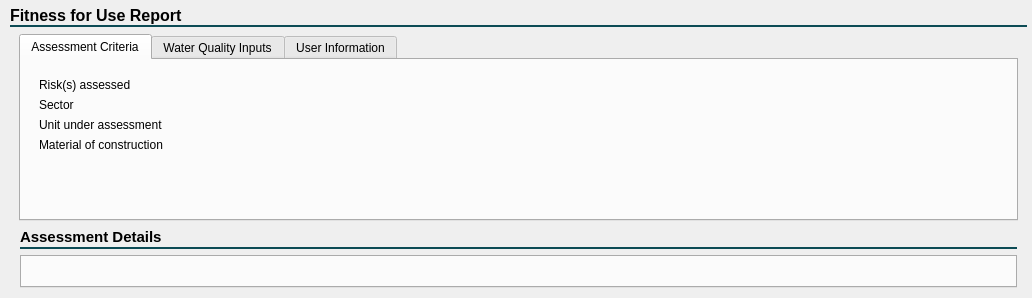
Before: the Qt Designer form src/main/resources/base/New_UI/Report.ui in ChiromboKenT/Industrial-Water-Quality-Guidelines-DSS, drawn with Qt 5.
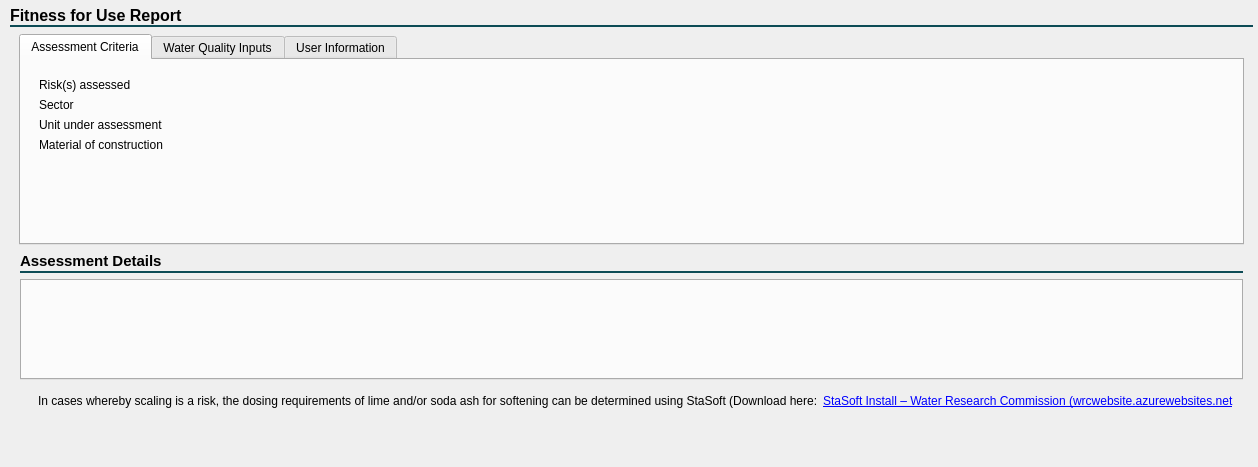
After: the same form once the commit is applied. Icons and pictures are not drawn.

The edit to the form file:
```diff
--- a/src/main/resources/base/New_UI/Report.ui
+++ b/src/main/resources/base/New_UI/Report.ui
@@ -6,8 +6,8 @@
    <rect>
     <x>0</x>
     <y>0</y>
-    <width>1032</width>
-    <height>298</height>
+    <width>1157</width>
+    <height>467</height>
    </rect>
   </property>
   <property name="windowTitle">
@@ -34,7 +34,7 @@
      <property name="frameShadow">
       <enum>QFrame::Raised</enum>
      </property>
-     <layout class="QVBoxLayout" name="verticalLayout_2" stretch="0,0,1">
+     <layout class="QVBoxLayout" name="verticalLayout_2" stretch="0,0,0">
       <property name="leftMargin">
        <number>5</number>
       </property>
@@ -841,7 +841,7 @@
         <property name="frameShadow">
          <enum>QFrame::Raised</enum>
         </property>
-        <layout class="QVBoxLayout" name="verticalLayout" stretch="0,1">
+        <layout class="QVBoxLayout" name="verticalLayout" stretch="0,1,0,0">
          <property name="spacing">
           <number>5</number>
          </property>
@@ -973,6 +973,67 @@
            </property>
           </widget>
          </item>
+         <item>
+          <widget class="QFrame" name="linkToToolFrame">
+           <layout class="QHBoxLayout" name="horizontalLayout" stretch="0,0,1">
+            <property name="spacing">
+             <number>2</number>
+            </property>
+            <item>
+             <widget class="QLabel" name="label">
+              <property name="maximumSize">
+               <size>
+                <width>32</width>
+                <height>32</height>
+               </size>
+              </property>
+              <property name="text">
+               <string/>
+              </property>
+              <property name="pixmap">
+               <pixmap>../Images/info-a.png</pixmap>
+              </property>
+              <property name="scaledContents">
+               <bool>true</bool>
+              </property>
+             </widget>
+            </item>
+            <item>
+             <widget class="QLabel" name="iconTextLabel">
+              <property name="text">
+               <string>In cases whereby scaling is a risk, the dosing requirements of lime and/or soda ash for softening can be determined using StaSoft (Download here: </string>
+              </property>
+             </widget>
+            </item>
+            <item>
+             <widget class="QPushButton" name="linkToTool">
+              <property name="cursor">
+               <cursorShape>PointingHandCursor</cursorShape>
+              </property>
+              <property name="styleSheet">
+               <string notr="true">background:transparent;border:none;text-align:left; padding:0;margin:0; color:blue; text-decoration:underline;</string>
+              </property>
+              <property name="text">
+               <string>StaSoft Install – Water Research Commission (wrcwebsite.azurewebsites.net</string>
+              </property>
+             </widget>
+            </item>
+           </layout>
+          </widget>
+         </item>
+         <item>
+          <spacer name="verticalSpacer">
+           <property name="orientation">
+            <enum>Qt::Vertical</enum>
+           </property>
+           <property name="sizeHint" stdset="0">
+            <size>
+             <width>20</width>
+             <height>40</height>
+            </size>
+           </property>
+          </spacer>
+         </item>
         </layout>
        </widget>
       </item>
```
